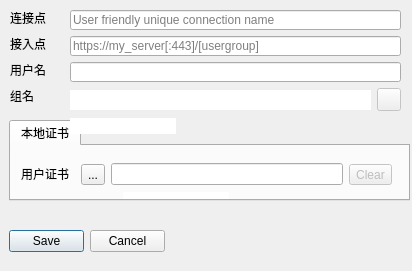
Old version of the form src/dialog/editdialog.ui in the repository 13418485892/openconnect-gui.
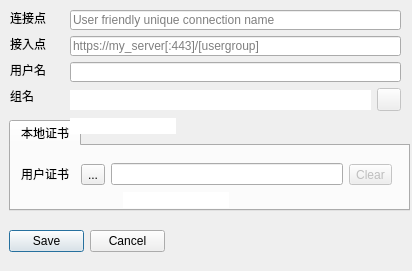
New version of the form. Icons and pictures are not drawn.

Commit message: 1、优化了界面。 2、禁止了免密的功能

The edit to the form file:
```diff
--- a/src/dialog/editdialog.ui
+++ b/src/dialog/editdialog.ui
@@ -19,7 +19,7 @@
      <x>9</x>
      <y>120</y>
      <width>401</width>
-     <height>81</height>
+     <height>91</height>
     </rect>
    </property>
    <property name="currentIndex">
```
The commit also changes 1 other file.
